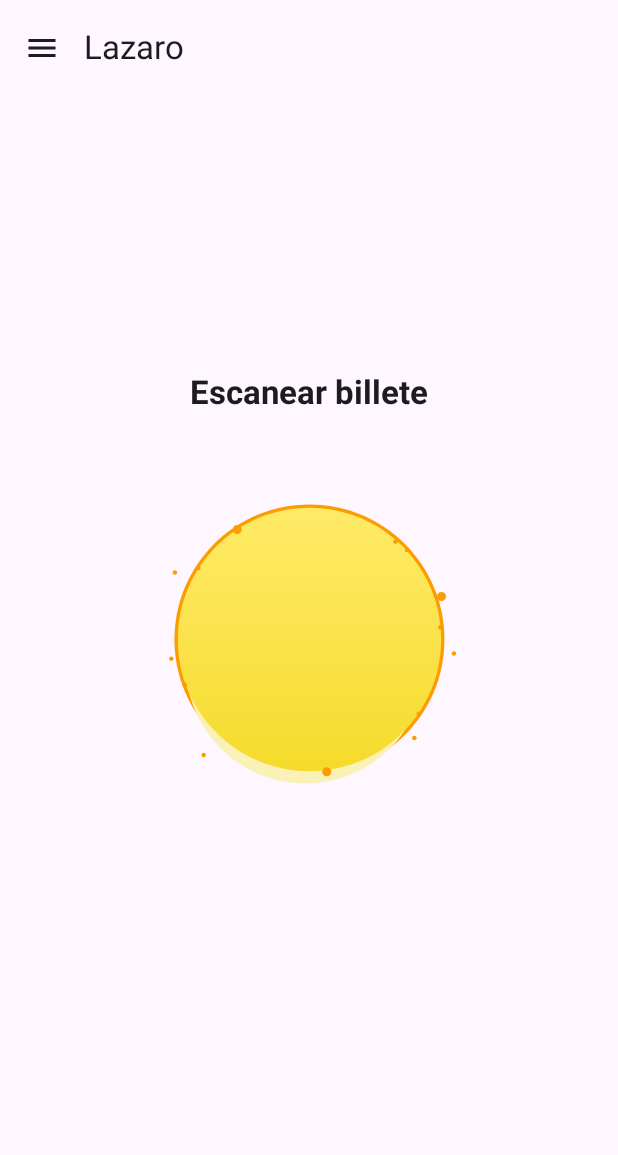
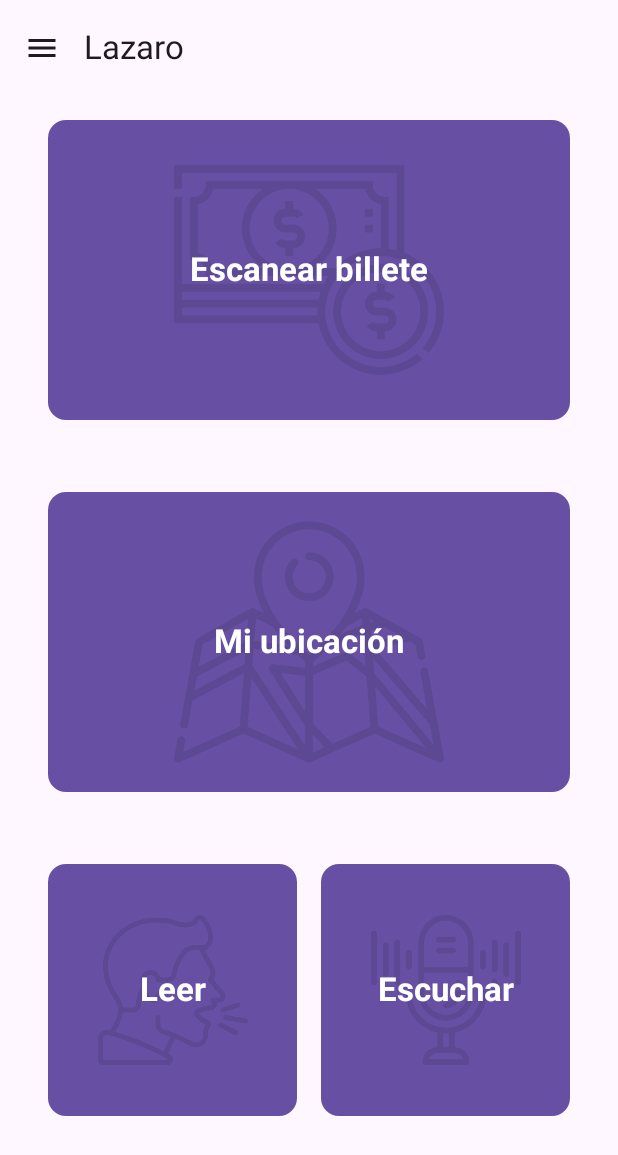
Before and after one commit to BriamCarrasco/Lazaro, an Android app built with Jetpack Compose: the composable homeScreen shown on its own in the app's theme, on a phone screen of 412 x 824 dp. Shown: the top 1155 px of the screen. Run offline under Robolectric (Android 15) with nearby library versions, the phone set to English and light mode, and no system bars; our stand-ins replace Firebase (no records; nobody signed in at launch, a user with empty details on screens opened directly); libraries missing offline, so code that uses them is left out: androidx.camera.core, androidx.camera.lifecycle, androidx.camera.view; 3 statements that could not run were skipped.

Commit message:
Se modifica HomeScren para agregar mas funciones y hacerla mas estetica.

```diff
--- a/app/src/main/java/com/example/lazaro/feature/home/HomeScreen.kt
+++ b/app/src/main/java/com/example/lazaro/feature/home/HomeScreen.kt
@@ -48,6 +48,7 @@ import androidx.compose.foundation.shape.CircleShape
 import androidx.compose.ui.draw.clip
 import androidx.compose.foundation.background
 import androidx.compose.foundation.layout.*
+import androidx.compose.material3.Card
 import androidx.compose.material3.IconButton
 import androidx.compose.ui.graphics.Color
 import androidx.compose.ui.graphics.ColorFilter
@@ -60,6 +61,10 @@ import androidx.lifecycle.viewmodel.compose.viewModel
 import com.example.lazaro.feature.session.SessionViewModel
 import com.example.lazaro.data.UsersRoomRepository
 import com.example.lazaro.data.AppDatabase
+import androidx.compose.material3.CardDefaults
+import androidx.compose.ui.graphics.RenderEffect
+import androidx.compose.ui.graphics.graphicsLayer
+
 
 
 @Composable
@@ -148,31 +153,141 @@ fun homeScreen(navRouter: NavHostController, darkThemeEnabled: Boolean, onToggle
                     verticalArrangement = Arrangement.Center,
                     horizontalAlignment = Alignment.CenterHorizontally
                 ) {
-                    Text(
-                        text = "Escanear billete",
-                        style = MaterialTheme.typography.titleLarge,
-                        fontWeight = FontWeight.Bold,
-                        color = MaterialTheme.colorScheme.onBackground,
-                    )
-                    val composition by rememberLottieComposition(LottieCompositionSpec.RawRes(R.raw.scan))
-                    val progress by animateLottieCompositionAsState(
-                        composition,
-                        iterations = LottieConstants.IterateForever
-                    )
-                    AnimatedVisibility(visible = !showCamera) {
+                    Card(
+                        modifier = Modifier
+                            .fillMaxWidth()
+                            .padding(vertical = 16.dp)
+                            .height(200.dp)
+                            .clickable {
+                                showCamera = true
+                            },
+                            colors = CardDefaults.cardColors(
+                            containerColor = MaterialTheme.colorScheme.primary
+                            )
+                        ) {
                         Box(
-                            modifier = Modifier
-                                .height(300.dp)
-                                .width(300.dp)
-                                .clip(CircleShape)
-                                .clickable { showCamera = true }
+                            modifier = Modifier.fillMaxSize()
                         ) {
-                            LottieAnimation(
-                                composition = composition,
-                                progress = { progress },
+                            Image(
+                                painter = painterResource(id = R.drawable.dinero),
+                                contentDescription = "Escanear billete",
+                                modifier = Modifier
+                                    .fillMaxWidth()
+                                    .height(180.dp)
+                                    .align(Alignment.Center),
+                                alpha = 0.1f
+                            )
+                            Text(
+                                text = "Escanear billete",
+                                style = MaterialTheme.typography.titleLarge,
+                                color = MaterialTheme.colorScheme.onPrimary,
+                                fontWeight = FontWeight.Bold,
+                                modifier = Modifier.align(Alignment.Center)
                             )
                         }
                     }
+
+                    Spacer(modifier = Modifier.height(16.dp))
+
+                    Card(
+                        modifier = Modifier
+                            .fillMaxWidth()
+                            .padding(vertical = 16.dp)
+                            .clickable{
+                                navRouter.navigate("locationScreen")
+                            }
+                            .height(200.dp),
+                        colors = CardDefaults.cardColors(
+                            containerColor = MaterialTheme.colorScheme.primary
+                        )
+                    ) {
+                        Box(
+                            modifier = Modifier.fillMaxSize()
+                        ) {
+                            Image(
+                                painter = painterResource(id = R.drawable.mapa),
+                                contentDescription = "Mi ubicación",
+                                modifier = Modifier
+                                    .fillMaxWidth()
+                                    .height(180.dp)
+                                    .align(Alignment.Center),
+                                alpha = 0.1f
+                            )
+                            Text(
+                                text = "Mi ubicación",
+                                style = MaterialTheme.typography.titleLarge,
+                                color = MaterialTheme.colorScheme.onPrimary,
+                                fontWeight = FontWeight.Bold,
+                                modifier = Modifier.align(Alignment.Center)
+                            )
+                        }
+                    }
+
+                    Spacer(modifier = Modifier.height(16.dp))
+
+                    Row {
+                        Card(
+                            modifier = Modifier
+                                .size(200.dp)
+                                .weight(1f)
+                                .clickable { navRouter.navigate("ttsScreen") }
+                                .padding(vertical = 16.dp),
+                            colors = CardDefaults.cardColors(
+                                containerColor = MaterialTheme.colorScheme.primary
+                            )
+                        ) {
+                            Box(modifier = Modifier.fillMaxSize()) {
+                                Image(
+                                    painter = painterResource(id = R.drawable.hablando),
+                                    contentDescription = "Leer",
+                                    modifier = Modifier
+                                        .size(100.dp)
+                                        .align(Alignment.Center),
+                                    alpha = 0.1f
+                                )
+                                Text(
+                                    text = "Leer",
+                                    style = MaterialTheme.typography.titleLarge,
+                                    color = MaterialTheme.colorScheme.onPrimary,
+                                    fontWeight = FontWeight.Bold,
+                                    modifier = Modifier.align(Alignment.Center)
+                                )
+                            }
+                        }
+
+                        Spacer(modifier = Modifier.width(16.dp))
+
+                        Card(
+                            modifier = Modifier
+                                .size(200.dp)
+                                .weight(1f)
+                                .clickable { navRouter.navigate("sttScreen") }
+                                .padding(vertical = 16.dp),
+                            colors = CardDefaults.cardColors(
+                                containerColor = MaterialTheme.colorScheme.primary
+                            )
+                        ) {
+                            Box(modifier = Modifier.fillMaxSize()) {
+                                Image(
+                                    painter = painterResource(id = R.drawable.microfono),
+                                    contentDescription = "Escuchar",
+                                    modifier = Modifier
+                                        .size(100.dp)
+                                        .align(Alignment.Center),
+                                    alpha = 0.1f
+                                )
+                                Text(
+                                    text = "Escuchar",
+                                    style = MaterialTheme.typography.titleLarge,
+                                    color = MaterialTheme.colorScheme.onPrimary,
+                                    fontWeight = FontWeight.Bold,
+                                    modifier = Modifier.align(Alignment.Center)
+                                )
+                            }
+                        }
+                    }
+
+
                 }
             },
             darkThemeEnabled = darkThemeEnabled,
```
